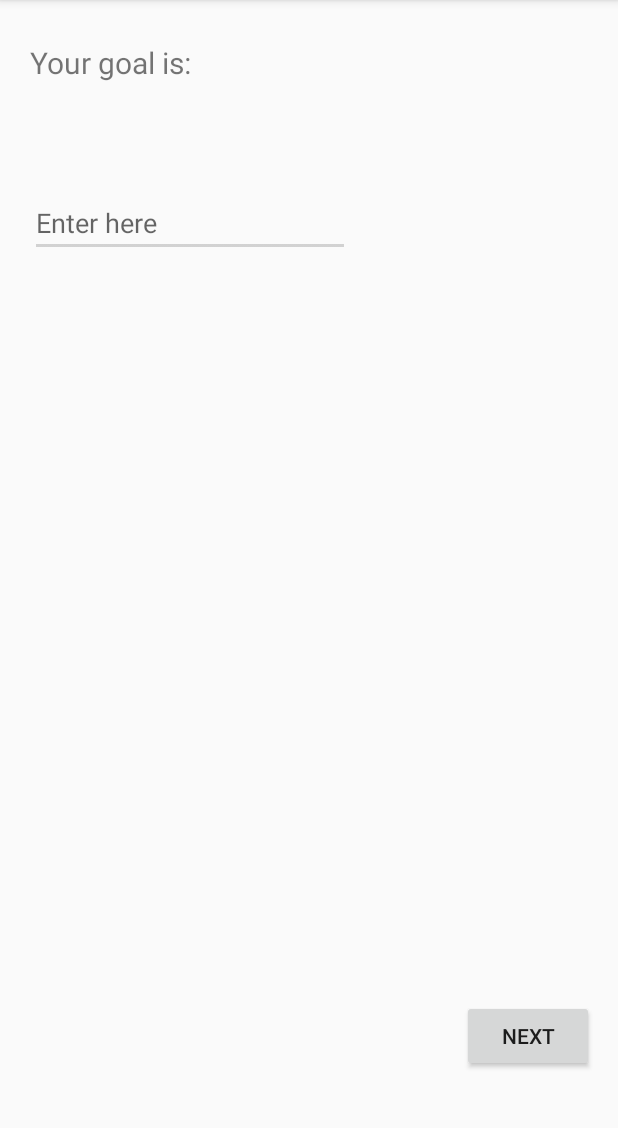
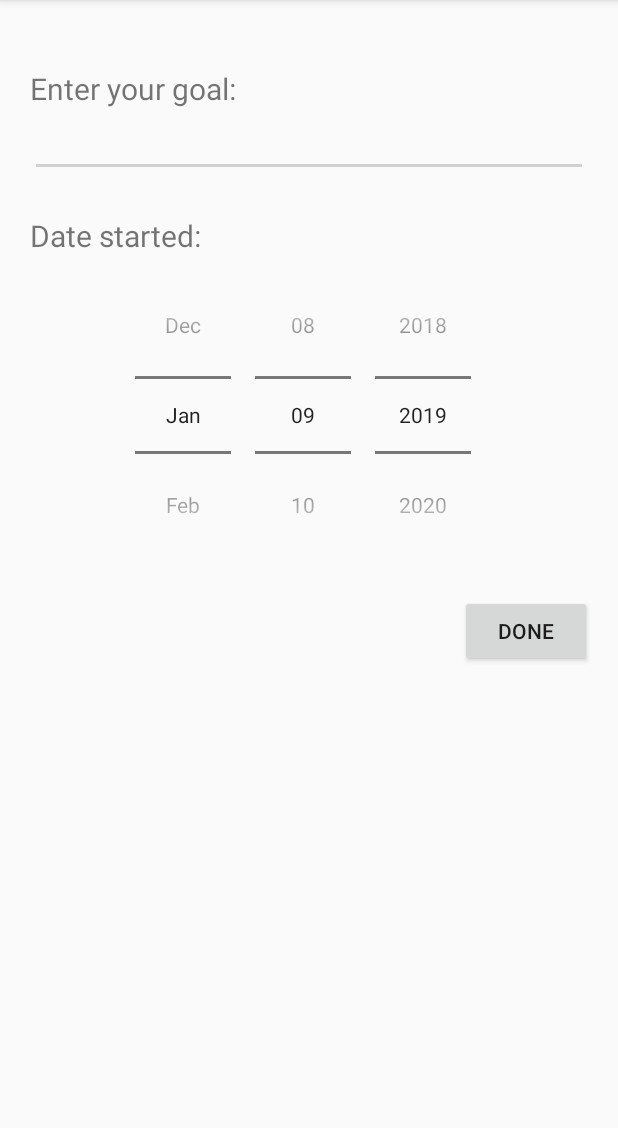
Before and after one commit to plumberg/GoalTracker, an Android app: the AddGoal screen opened directly, with no data from a screen before it, on a phone screen of 412 x 824 dp, the part 84-1212 px from its top. Run offline under Robolectric (Android 15) with nearby library versions, the phone set to English and light mode, and no system bars.

Commit message:
got rid of extra xml pages, onNewIntent() for widget in main activity

```diff
--- a/app/src/main/java/com/example/gryzhuk/goaltracker/AddGoal.java
+++ b/app/src/main/java/com/example/gryzhuk/goaltracker/AddGoal.java
@@ -44,7 +44,7 @@ public class AddGoal extends AppCompatActivity {
 
     protected void onCreate(Bundle savedInstanceState) {//LayoutInflater inflater
         super.onCreate(savedInstanceState);
-        setContentView(R.layout.activity_add_goal_text);
+        setContentView(R.layout.activity_add_widget);
         // intent = new Intent();
         // intent.setClass(this,MainActivity.class);
         strMssg = "";
@@ -52,8 +52,11 @@ public class AddGoal extends AppCompatActivity {
 
         setupMsg();
     }
+    public void setupMsg() {
+        message = (EditText) findViewById(R.id.enteredWidgetText);
+    }
 
-
+/*
     public void setupDate() throws ParseException {
         //  picker.setMinDate(new Date().getDate());
         setContentView(R.layout.activity_add_goal);
@@ -75,13 +78,19 @@ public class AddGoal extends AppCompatActivity {
 
 
     }
-
+*/
     public void doneButtonHandler(View view) {
         //add to the screen list, save as json?
         //Item is a date, subItem is a message
 
         /*Toast.makeText(this,strMssg+" "+picker.getDayOfMonth()+"/"+
                 (picker.getMonth() + 1)+"/"+picker.getYear(),Toast.LENGTH_LONG).show();*/
+        strMssg = message.getText().toString();
+        if (!strMssg.equals("")) {
+            picker = (DatePicker) findViewById(R.id.datePickerWidget);
+        } else
+            Toast.makeText(getApplicationContext(), "Must include message", Toast.LENGTH_SHORT).show();
+
         setContentView(content_main);
         int day = picker.getDayOfMonth();
         int month = picker.getMonth();
--- a/app/src/main/res/layout/activity_add_goal_text.xml
+++ /dev/null
@@ -1,53 +0,0 @@
-<?xml version="1.0" encoding="utf-8"?>
-<android.support.constraint.ConstraintLayout
-    xmlns:android="http://schemas.android.com/apk/res/android"
-    xmlns:app="http://schemas.android.com/apk/res-auto"
-    xmlns:tools="http://schemas.android.com/tools"
-    android:layout_width="match_parent"
-    android:layout_height="match_parent"
-    tools:context=".AddGoal"
-    tools:layout_editor_absoluteY="81dp">
-
-    <TextView
-        android:id="@+id/textView"
-        android:layout_width="wrap_content"
-        android:layout_height="wrap_content"
-        android:layout_marginStart="20dp"
-        android:layout_marginLeft="20dp"
-        android:layout_marginTop="28dp"
-        android:layout_marginBottom="23dp"
-        android:text="@string/enter_goal"
-        android:textSize="20sp"
-
-        app:layout_constraintStart_toStartOf="parent"
-        app:layout_constraintTop_toTopOf="parent" />
-
-
-    <Button
-        android:onClick="nextButtonHandler"
-        android:id="@+id/next_btn"
-        android:layout_width="wrap_content"
-        android:layout_height="wrap_content"
-        android:layout_marginEnd="16dp"
-        android:layout_marginRight="16dp"
-        android:layout_marginBottom="53dp"
-        android:text="@string/next_button"
-        app:layout_constraintBottom_toBottomOf="parent"
-        app:layout_constraintEnd_toEndOf="parent"
-        app:layout_constraintTop_toBottomOf="@+id/enteredGoalTxt"
-        app:layout_constraintVertical_bias="1.0" />
-
-    <EditText
-        android:id="@+id/enteredGoalTxt"
-        android:layout_width="wrap_content"
-        android:layout_height="wrap_content"
-        android:layout_marginStart="20dp"
-        android:layout_marginLeft="20dp"
-        android:layout_marginTop="126dp"
-        android:ems="10"
-        android:hint="Enter here"
-        android:inputType="textShortMessage"
-        app:layout_constraintStart_toStartOf="parent"
-        app:layout_constraintTop_toTopOf="parent" />
-
-</android.support.constraint.ConstraintLayout>
--- a/app/src/main/res/layout/activity_add_widget.xml
+++ b/app/src/main/res/layout/activity_add_widget.xml
@@ -55,7 +55,7 @@
 
     <Button
         android:id="@+id/widget_done_btn"
-        android:onClick="doneWidgetButtonHandler"
+        android:onClick="doneButtonHandler"
         android:layout_width="wrap_content"
         android:layout_height="wrap_content"
         android:layout_marginTop="14dp"
```
Also changed, not shown: app/src/main/java/com/example/gryzhuk/goaltracker/AppWidgetGoal.java (+14 -0 lines), app/src/main/java/com/example/gryzhuk/goaltracker/MainActivity.java (+6 -2 lines), app/src/main/res/layout/activity_add_goal.xml (deleted, +0 -52 lines).
